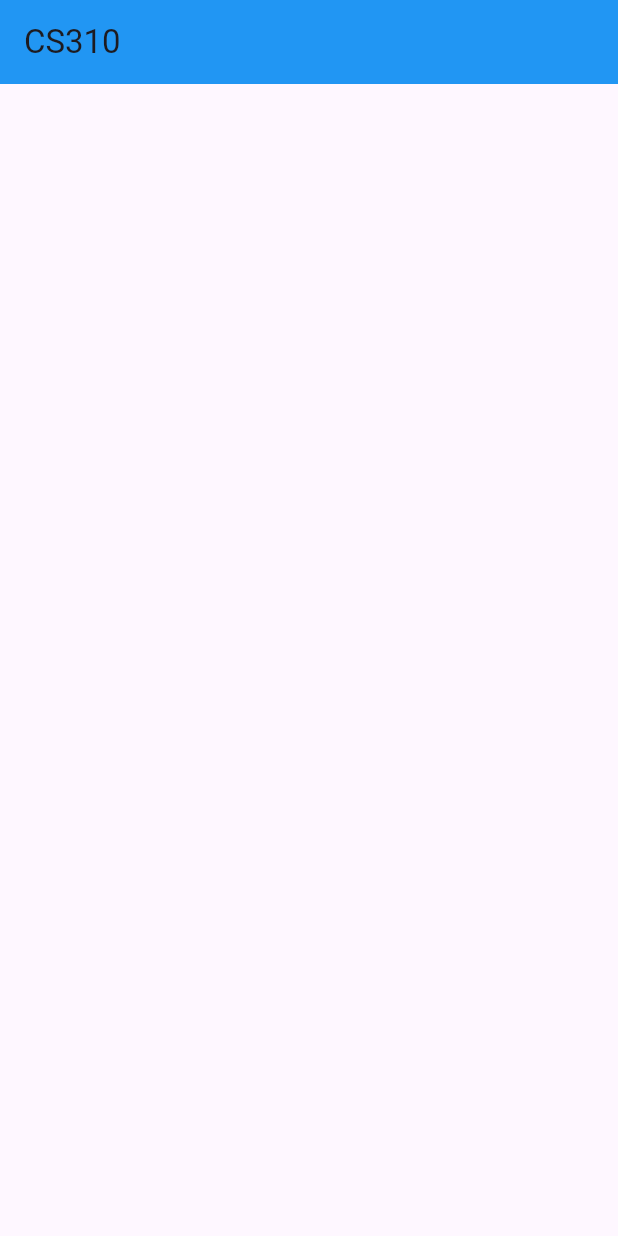
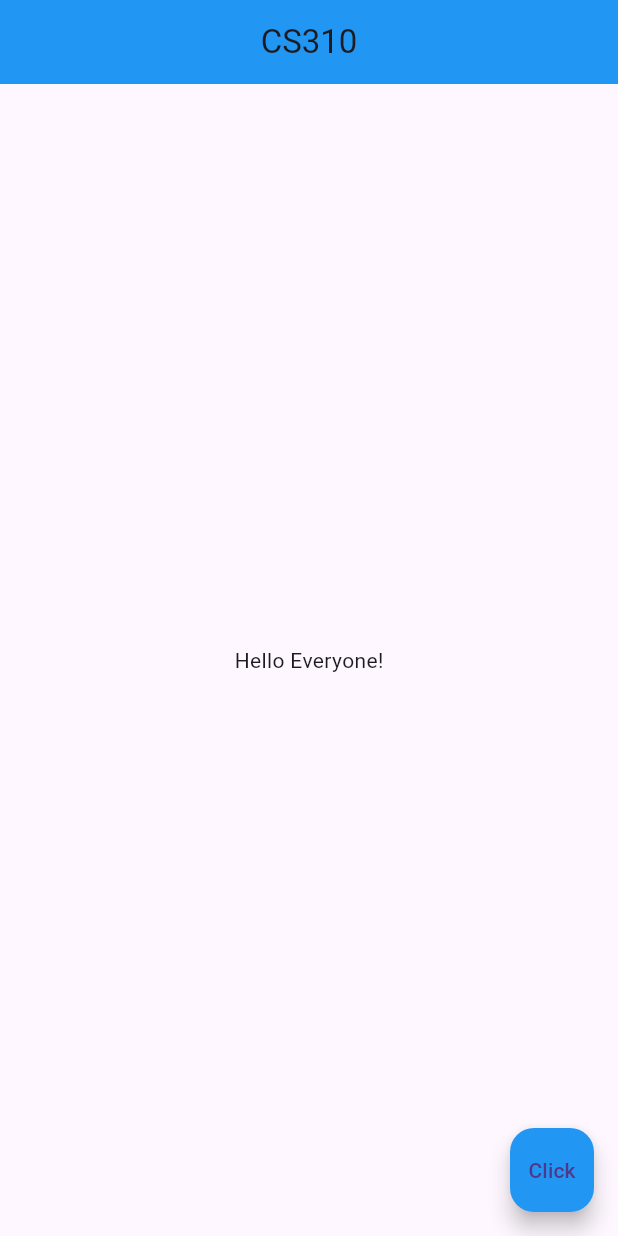
Before and after one commit to ElifDK/Flutter_First_App, a Flutter app: the screen it shows after launch, on a phone screen of 412 x 824 dp. Run offline on Flutter 3.47's test engine with Material 3 defaults, Android fonts, the phone set to English and light mode, and no system bars.

Commit message:
Added Scaffold body and floatingActionButton

```diff
--- a/lib/main.dart
+++ b/lib/main.dart
@@ -15,7 +15,13 @@ class Home extends StatelessWidget {
       appBar: AppBar(
         backgroundColor: Colors.blue,
         title: Text ('CS310'),
+        centerTitle: true,
       ),
+      body: Center(child: Text ('Hello Everyone!')),
+      floatingActionButton: FloatingActionButton(
+          backgroundColor: Colors.blue,
+          onPressed: () {},
+          child: Text('Click')),
     );
   }
 }
```
